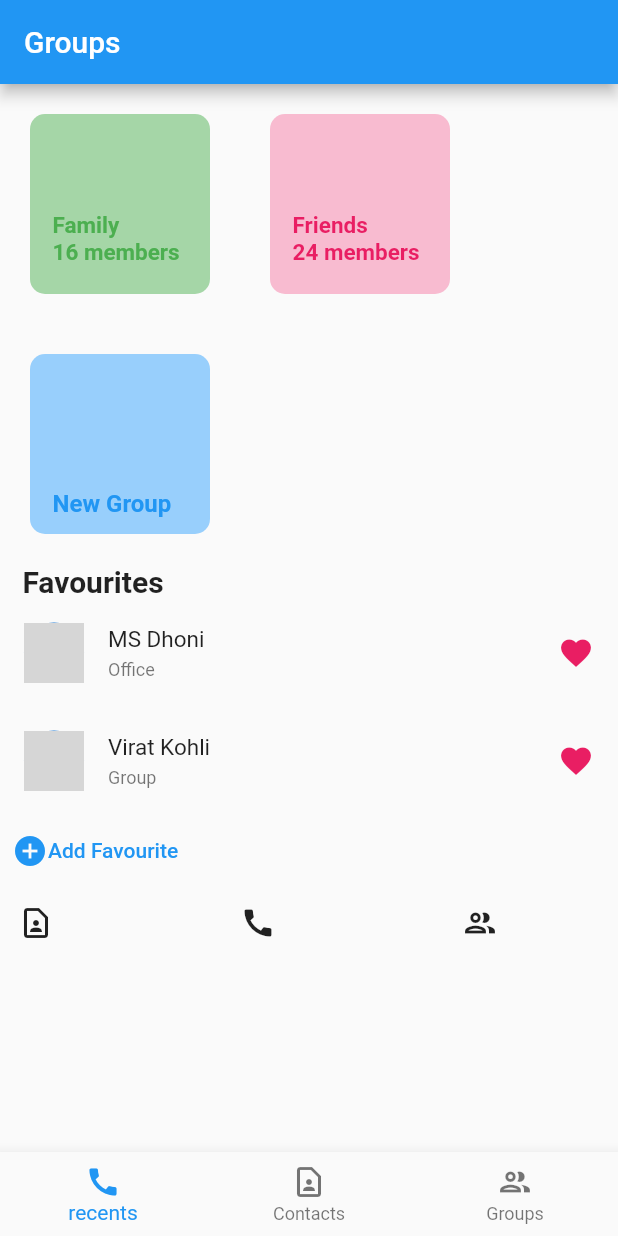
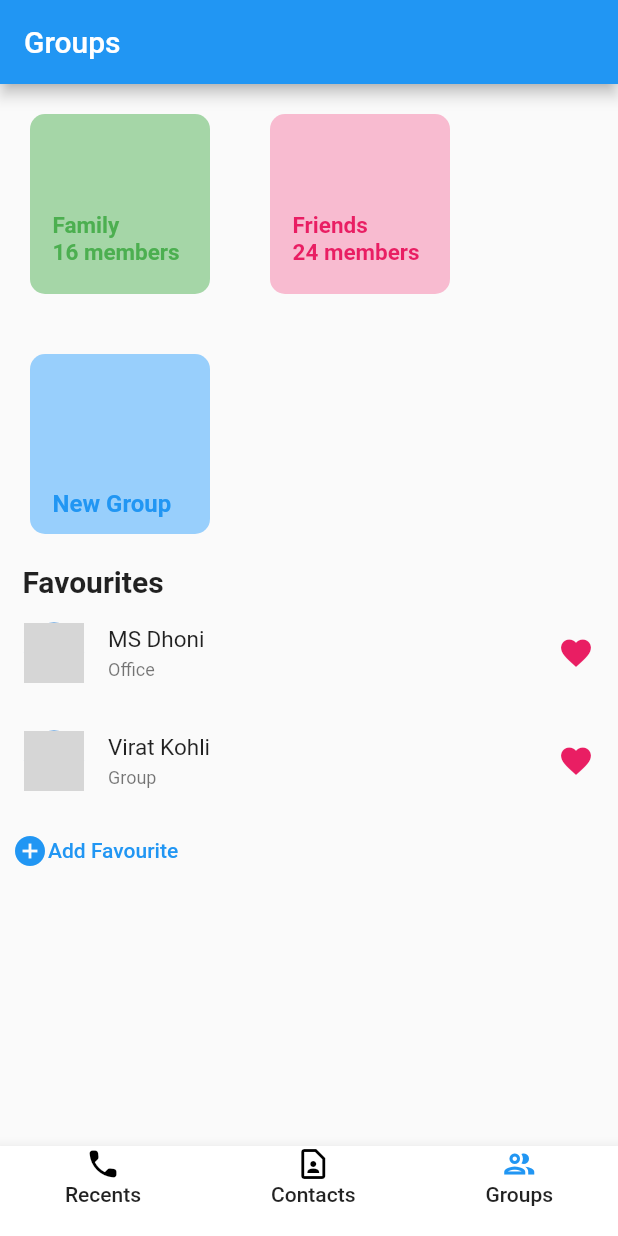
Before and after one commit to AliMaisum786/flutter-4, a Flutter app: the screen it shows after launch, on a phone screen of 412 x 824 dp. Run offline on Flutter 3.47's test engine with Material 2 defaults, Android fonts, the phone set to English and light mode, and no system bars; network calls fail; key blocks and very long unbroken strings in the code were emptied for the run; grey boxes are pictures that could not be loaded.

Commit message:
flutter 4

```diff
--- a/lib/main.dart
+++ b/lib/main.dart
@@ -1,5 +1,4 @@
-import 'package:assignment4/views/Contacts_View.dart';
-import 'package:assignment4/views/Groups_View.dart';
+import 'package:assignment4/widgets/random_widgets.dart';
 import 'package:flutter/material.dart';
 
 void main() {
@@ -12,7 +11,7 @@ class MyApp extends StatelessWidget {
   @override
   Widget build(BuildContext context) {
     return const MaterialApp(
-      home: GroupView(),
+      home: BottomNavBar(),
       debugShowCheckedModeBanner: false,
     );
   }
--- a/lib/views/Groups_View.dart
+++ b/lib/views/Groups_View.dart
@@ -10,13 +10,6 @@ class GroupView extends StatefulWidget {
 }
 
 class _GroupViewState extends State<GroupView> {
-  int selectedindex = 0;
-  void onItemTapped(int index) {
-    setState(() {
-      selectedindex = index;
-    });
-  }
-
   @override
   Widget build(BuildContext context) {
     return Scaffold(
@@ -133,41 +126,8 @@ class _GroupViewState extends State<GroupView> {
                     Icon(Icons.add_circle),
                     Text("Add Favourite")
                   ],
-                )),
-                Row(children: [
-            IconButton(onPressed: () {
-              Navigator.push(context,
-                  MaterialPageRoute(builder: (context) => RecentsView()));
-            },
-            icon:const Icon(Icons.contact_page_outlined),),
-            SizedBox(width: 100),
-            IconButton(onPressed: () {
-              Navigator.push(context,
-                  MaterialPageRoute(builder: (context) => ContactsView()));
-            },
-            icon:const Icon(Icons.call),),
-            SizedBox(width: 100),
-            IconButton(onPressed: () {
-              Navigator.push(context,
-                  MaterialPageRoute(builder: (context) => GroupView()));
-            },
-            icon:const Icon(Icons.group_outlined),)
-          ],)],
+                )),],
         ),
-      ),
-      bottomNavigationBar: BottomNavigationBar(
-        items: const [
-          BottomNavigationBarItem(
-            icon: Icon(Icons.call),
-            label: "recents",
-          ),
-          BottomNavigationBarItem(
-              icon: Icon(Icons.contact_page_outlined), label: "Contacts"),
-          BottomNavigationBarItem(
-              icon: Icon(Icons.group_outlined), label: "Groups")
-        ],
-        currentIndex: selectedindex,
-        onTap: onItemTapped,
       ),
     );
   }
--- a/lib/widgets/random_widgets.dart
+++ b/lib/widgets/random_widgets.dart
@@ -11,27 +11,69 @@ class BottomNavBar extends StatefulWidget {
 }
 
 class _BottomNavBarState extends State<BottomNavBar> {
-  int currentindex = 0;
-  final screens = [
-    const RecentsView(),
-    const ContactsView(),
-    const GroupView()
-  ];
+  int activeTab= 2
+  ;
+  Widget currentScreen = const GroupView();
   @override
   Widget build(BuildContext context) {
     return Scaffold(
-      appBar: AppBar(),
-      body: screens[currentindex],
-      bottomNavigationBar: BottomNavigationBar(
-        currentIndex: currentindex,
-        onTap: (index) => setState(() => currentindex = index),
-        items:const [
-        BottomNavigationBarItem(
-            icon: Icon(Icons.call_rounded), label: "Recents"),
-        BottomNavigationBarItem(
-            icon: Icon(Icons.contact_page_outlined), label: "Contacts"),
-        BottomNavigationBarItem(
-            icon: Icon(Icons.group_outlined), label: "Groups"),]
+      body: currentScreen,
+      bottomNavigationBar: BottomAppBar(
+        child: Container(
+          height: 60,
+          child: Row(
+            mainAxisAlignment: MainAxisAlignment.spaceAround,
+            children: [
+              MaterialButton(
+                minWidth: 60,
+                onPressed: (){
+                  setState(() {
+                    activeTab=0;
+                    currentScreen =const RecentsView();
+                  },);
+                },
+                child:
+                Column(
+                  children: [
+                Icon(Icons.call_rounded,
+                color: activeTab == 0 ? Colors.blue : Colors.black),
+                const Text("Recents")
+            ]),
+                ),
+                MaterialButton(
+                minWidth: 60,
+                onPressed: (){
+                  setState(() {
+                    activeTab=1;
+                    currentScreen = const ContactsView();
+                  });
+                },
+                child: Column(
+                  children: [
+                    Icon(Icons.contact_page_outlined,
+                    color: activeTab == 1 ? Colors.blue : Colors.black),
+                    const Text("Contacts")
+                  ],
+                ),),
+                MaterialButton(
+                minWidth: 60,
+                onPressed: (){
+                  setState(() {
+                    activeTab=2;
+                    currentScreen =const GroupView();
+                  });
+                },
+                child: Column(
+                  children: [
+                    Icon(Icons.group_outlined,
+                    color: activeTab == 2 ? Colors.blue : Colors.black),
+                    const Text("Groups")
+                  ],
+                ),
+                ),
+            ],
+          ),
+        ),
       ),
     );
   }
```
Also changed, not shown: lib/views/Contacts_View.dart (+0 -51 lines), lib/views/Recents_View.dart (+1 -20 lines).
